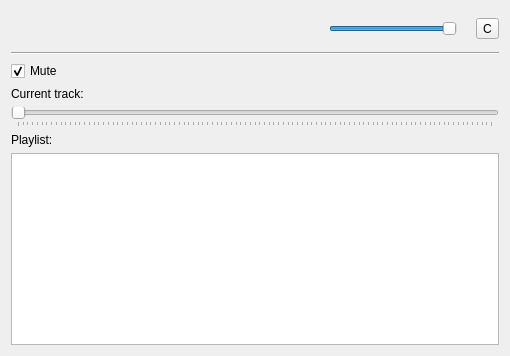
The window that libraries/mvp-player-qtgui/src/mvp-player-qtgui/ui/MVPPlayerRemoteDialog.ui (edubois/mvp-player) describes before a commit, drawn with Qt 5.
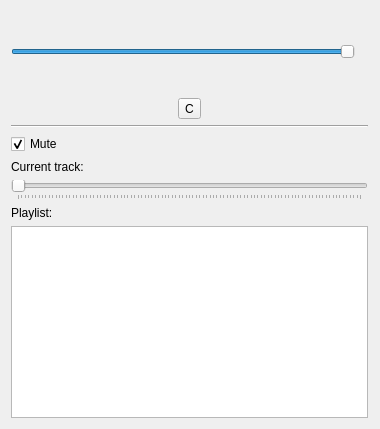
The same window after the commit. Icons and pictures are not drawn.

Commit message: mvp-player-qtgui: added sound volume to remote dialog.

```diff
--- a/libraries/mvp-player-qtgui/src/mvp-player-qtgui/ui/MVPPlayerRemoteDialog.ui
+++ b/libraries/mvp-player-qtgui/src/mvp-player-qtgui/ui/MVPPlayerRemoteDialog.ui
@@ -6,39 +6,41 @@
    <rect>
     <x>0</x>
     <y>0</y>
-    <width>510</width>
-    <height>356</height>
+    <width>380</width>
+    <height>429</height>
    </rect>
   </property>
   <property name="windowTitle">
    <string>MVPPlayer - Remote</string>
   </property>
-  <layout class="QVBoxLayout" name="verticalLayout_3">
+  <layout class="QVBoxLayout" name="verticalLayout_4">
+   <property name="sizeConstraint">
+    <enum>QLayout::SetDefaultConstraint</enum>
+   </property>
+   <property name="rightMargin">
+    <number>12</number>
+   </property>
    <item>
     <layout class="QVBoxLayout" name="verticalLayout_2">
+     <property name="spacing">
+      <number>-1</number>
+     </property>
      <property name="topMargin">
       <number>0</number>
      </property>
+     <property name="rightMargin">
+      <number>0</number>
+     </property>
      <item>
-      <layout class="QHBoxLayout" name="horizontalLayout">
-       <item>
-        <layout class="QHBoxLayout" name="layoutButtonsBar"/>
-       </item>
-       <item>
-        <spacer name="horizontalSpacer">
-         <property name="orientation">
-          <enum>Qt::Horizontal</enum>
-         </property>
-         <property name="sizeHint" stdset="0">
-          <size>
-           <width>40</width>
-           <height>20</height>
-          </size>
-         </property>
-        </spacer>
-       </item>
+      <layout class="QVBoxLayout" name="verticalLayout_3">
+       <property name="sizeConstraint">
+        <enum>QLayout::SetMinimumSize</enum>
+       </property>
        <item>
         <layout class="QHBoxLayout" name="horizontalLayout_4">
+         <property name="sizeConstraint">
+          <enum>QLayout::SetMinimumSize</enum>
+         </property>
          <item>
           <widget class="QSlider" name="sliderVolume">
            <property name="sizePolicy">
@@ -49,7 +51,7 @@
            </property>
            <property name="minimumSize">
             <size>
-             <width>128</width>
+             <width>0</width>
              <height>0</height>
             </size>
            </property>
@@ -86,6 +88,8 @@
         </layout>
        </item>
        <item>
+        <layout class="QHBoxLayout" name="layoutButtonsBar">
+         <item>
         <widget class="QToolButton" name="btnServer">
          <property name="text">
           <string>C</string>
@@ -107,6 +111,8 @@
        </item>
       </layout>
      </item>
+      </layout>
+     </item>
      <item>
       <widget class="Line" name="line_2">
        <property name="orientation">
@@ -126,6 +132,9 @@
      </item>
      <item>
       <layout class="QVBoxLayout" name="verticalLayout">
+       <property name="sizeConstraint">
+        <enum>QLayout::SetNoConstraint</enum>
+       </property>
        <item>
         <layout class="QHBoxLayout" name="horizontalLayout_2">
          <item>
@@ -138,7 +147,7 @@
          <item>
           <widget class="QLabel" name="lblCurrentTrack">
            <property name="sizePolicy">
-            <sizepolicy hsizetype="MinimumExpanding" vsizetype="Preferred">
+            <sizepolicy hsizetype="MinimumExpanding" vsizetype="Minimum">
              <horstretch>0</horstretch>
              <verstretch>0</verstretch>
             </sizepolicy>
@@ -198,6 +207,12 @@
        </item>
        <item>
         <widget class="QListWidget" name="playlist">
+         <property name="sizePolicy">
+          <sizepolicy hsizetype="Expanding" vsizetype="Maximum">
+           <horstretch>0</horstretch>
+           <verstretch>0</verstretch>
+          </sizepolicy>
+         </property>
          <property name="dragDropMode">
           <enum>QAbstractItemView::DropOnly</enum>
          </property>
```
Left out of the diff: 1 changed line with no effect on the pictures. Lines whose indentation alone changed are shown as unchanged. The commit also changes 1 other file.
